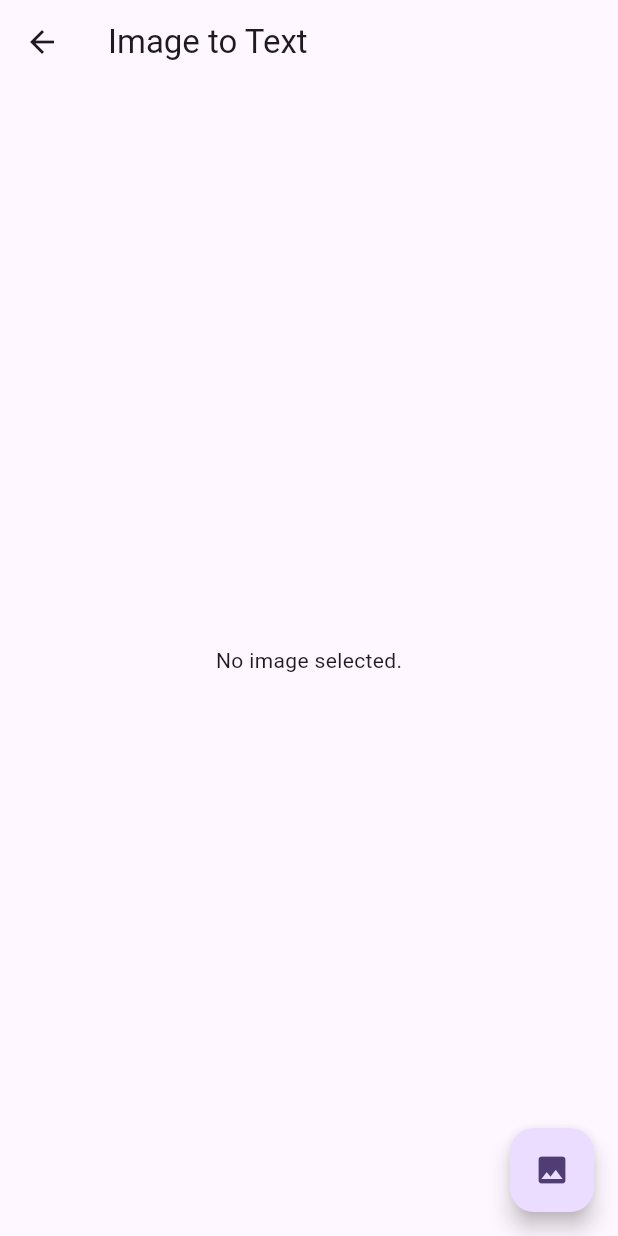
After one commit to ravi84184/flutter_demos, a Flutter app: the screen it shows after launch, after a tap on "Image to Text", on a phone screen of 412 x 824 dp. The commit adds this screen. Run offline on Flutter 3.47's test engine with Material 2 defaults, Android fonts, the phone set to English and light mode, and no system bars; our stand-ins replace flutter_typeahead, image_picker; missing offline and left inert: google_ml_kit.

Commit message:
-- Image to Text

```diff
--- /dev/null
+++ b/lib/image_to_text/ImageToTextScreen.dart
@@ -0,0 +1,105 @@
+import 'dart:io';
+import 'dart:math';
+
+import 'package:flutter/material.dart';
+import 'package:google_ml_kit/google_ml_kit.dart';
+import 'package:image_picker/image_picker.dart';
+
+class ImageToTextAppScreen extends StatefulWidget {
+  const ImageToTextAppScreen({super.key});
+
+  @override
+  ImageToTextAppScreenState createState() => ImageToTextAppScreenState();
+}
+
+class ImageToTextAppScreenState extends State<ImageToTextAppScreen> {
+  File? _image;
+  final picker = ImagePicker();
+  Future getImageFromGallery() async {
+    final pickedFile = await picker.pickImage(source: ImageSource.gallery);
+    if (pickedFile != null) {
+      setState(() {
+        _image = File(pickedFile.path);
+      });
+    }
+  }
+
+  @override
+  Widget build(BuildContext context) {
+    return Scaffold(
+      appBar: AppBar(
+        title: const Text('Image to Text'),
+      ),
+      body: Center(
+        child: _image == null
+            ? const Text('No image selected.')
+            : Column(
+                children: [
+                  Image.file(
+                    _image!,
+                    height: MediaQuery.of(context).size.height * 0.6,
+                  ),
+                  ElevatedButton(
+                      onPressed: () {
+                        readTextFromImage();
+                      },
+                      child: const Text("Get Text"))
+                ],
+              ),
+      ),
+      floatingActionButton: FloatingActionButton(
+        onPressed: getImageFromGallery,
+        tooltip: 'Select Image',
+        child: const Icon(Icons.image),
+      ),
+    );
+  }
+
+  Future<void> readTextFromImage() async {
+    final inputImage = InputImage.fromFile(_image!);
+    final textRecognizer = TextRecognizer(script: TextRecognitionScript.latin);
+    final RecognizedText recognizedText =
+        await textRecognizer.processImage(inputImage);
+    String text = recognizedText.text;
+    print(text);
+    String extractedText = "";
+    for (TextBlock block in recognizedText.blocks) {
+      final Rect rect = block.boundingBox;
+      final List<Point<int>> cornerPoints = block.cornerPoints;
+      final String text = block.text;
+      final List<String> languages = block.recognizedLanguages;
+
+      for (TextLine line in block.lines) {
+        // Same getters as TextBlock
+        for (TextElement element in line.elements) {
+          // Same getters as TextBlock
+          extractedText += "${element.text}\n";
+        }
+      }
+    }
+    textRecognizer.close();
+
+    // Process the extracted text as required (e.g., display in a dialog).
+    showDialog(
+      context: context,
+      builder: (context) {
+        return AlertDialog(
+          title: const Text('Extracted Text'),
+          content: ListView(
+            children: [
+              Text(text),
+            ],
+          ),
+          actions: [
+            TextButton(
+              onPressed: () {
+                Navigator.pop(context);
+              },
+              child: const Text('Close'),
+            ),
+          ],
+        );
+      },
+    );
+  }
+}
--- a/lib/main.dart
+++ b/lib/main.dart
@@ -1,6 +1,7 @@
 import 'package:flutter/material.dart';
 
 import 'auto_complete_search_list/AutoCompleteSearchScreen.dart';
+import 'image_to_text/ImageToTextScreen.dart';
 
 void main() {
   runApp(const MyApp());
@@ -42,6 +43,8 @@ class _MyHomePageState extends State<MyHomePage> {
       body: Padding(
         padding: const EdgeInsets.all(8.0),
         child: Column(
+          mainAxisAlignment: MainAxisAlignment.center,
+          crossAxisAlignment: CrossAxisAlignment.start,
           children: [
             ElevatedButton(
               onPressed: () {
@@ -51,7 +54,17 @@ class _MyHomePageState extends State<MyHomePage> {
                         builder: (context) =>
                             const AutoCompleteSearchScreen()));
               },
-                child: const Text("Auto-Complete Search List"))
+              child: const Text("Auto-Complete Search List"),
+            ),
+            ElevatedButton(
+              onPressed: () {
+                Navigator.push(
+                    context,
+                    MaterialPageRoute(
+                        builder: (context) => const ImageToTextAppScreen()));
+              },
+              child: const Text("Image to Text"),
+            ),
           ],
         ),
       ),
--- a/pubspec.yaml
+++ b/pubspec.yaml
@@ -36,6 +36,9 @@ dependencies:
   # Use with the CupertinoIcons class for iOS style icons.
   cupertino_icons: ^1.0.5
   flutter_typeahead: ^4.6.2
+
+  google_ml_kit: ^0.16.1
+  image_picker: ^1.0.1
 dev_dependencies:
   flutter_test:
     sdk: flutter
```
Also changed, not shown: pubspec.lock, 7 other files. Lines whose indentation alone changed are shown as unchanged.
